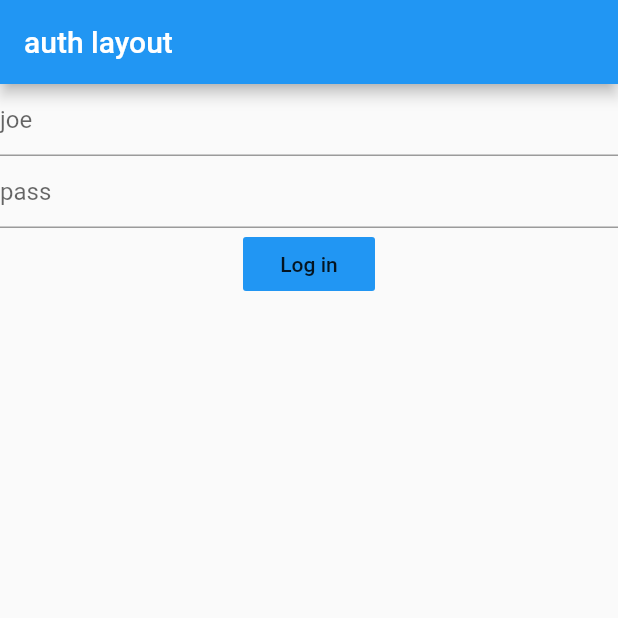
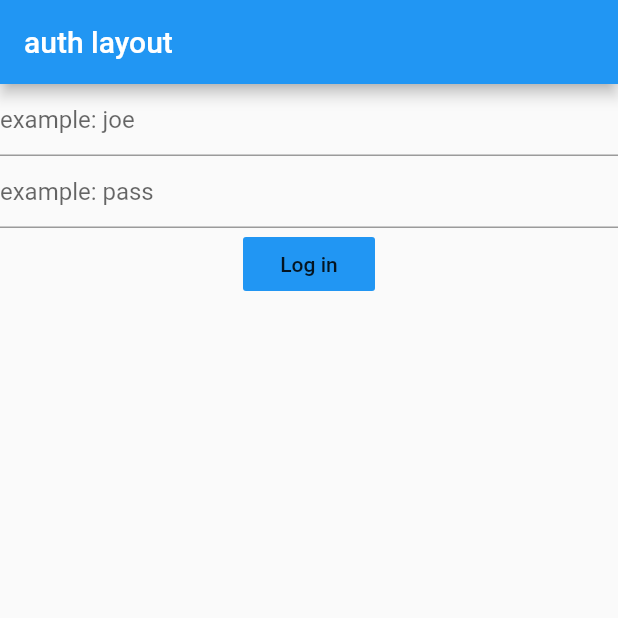
Before and after one commit to PierreTurnbull/liquivote-client, a Flutter app: the screen it shows after launch, on a phone screen of 412 x 824 dp, the top half of it. Run offline on Flutter 3.47's test engine with Material 2 defaults, Android fonts, the phone set to English and light mode, and no system bars.

```diff
--- a/lib/bodies/login_body.dart
+++ b/lib/bodies/login_body.dart
@@ -20,21 +20,36 @@ class _LoginBodyState extends State<LoginBody> {
       key: _loginFormKey,
       child: Column(
         children: [
-          TextFormField(
+          _buildUsernameField(),
+          _buildPasswordField(),
+          _buildSubmitButton()
+        ]
+      )
+    );
+  }
+
+  Widget _buildUsernameField() {
+    return TextFormField(
       decoration: InputDecoration(
-              hintText: 'joe'
+        hintText: 'example: joe'
       ),
       onChanged: (value) { _loginData['username'] = value; },
-          ),
-          TextFormField(
+    );
+  }
+
+  Widget _buildPasswordField() {
+    return TextFormField(
       decoration: InputDecoration(
-              hintText: 'pass'
+        hintText: 'example: pass'
       ),
       keyboardType: TextInputType.text,
       obscureText: true,
       onChanged: (value) { _loginData['password'] = value; },
-          ),
-          FlatButton(
+    );
+  }
+
+  Widget _buildSubmitButton() {
+    return FlatButton(
       child: Text('Log in'),
       color: Colors.blue,
       onPressed: () {
@@ -42,9 +57,6 @@ class _LoginBodyState extends State<LoginBody> {
           _loginData
         );
       },
-          )
-        ]
-      )
     );
   }
 }
```
Lines whose indentation alone changed are shown as unchanged.
